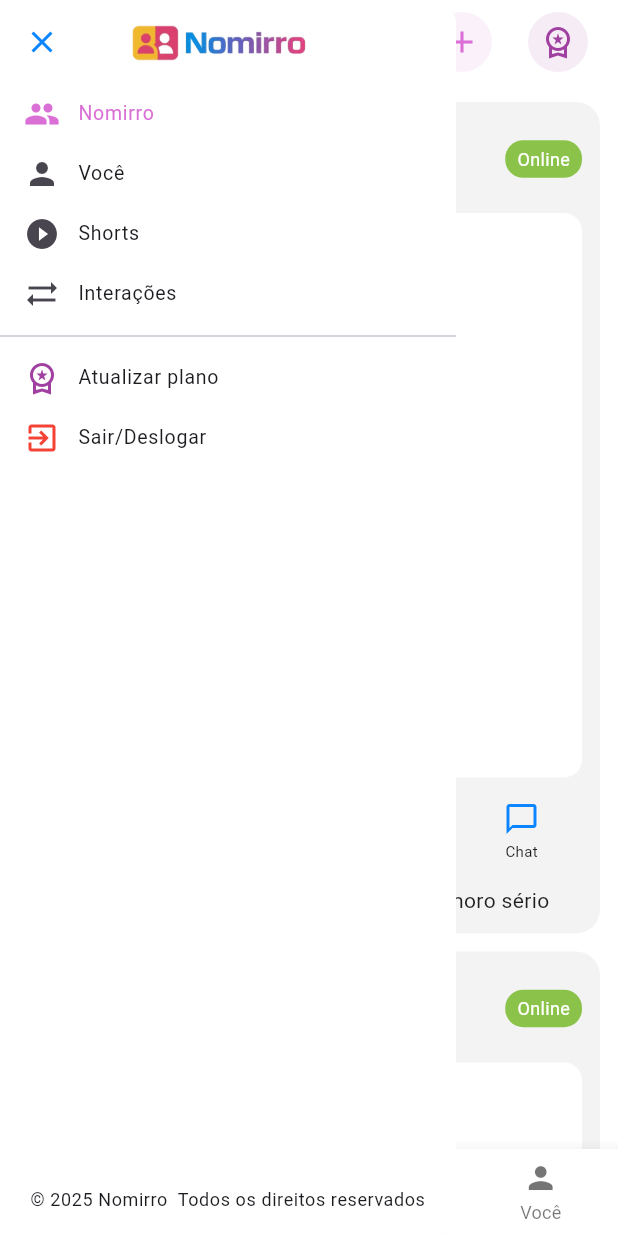
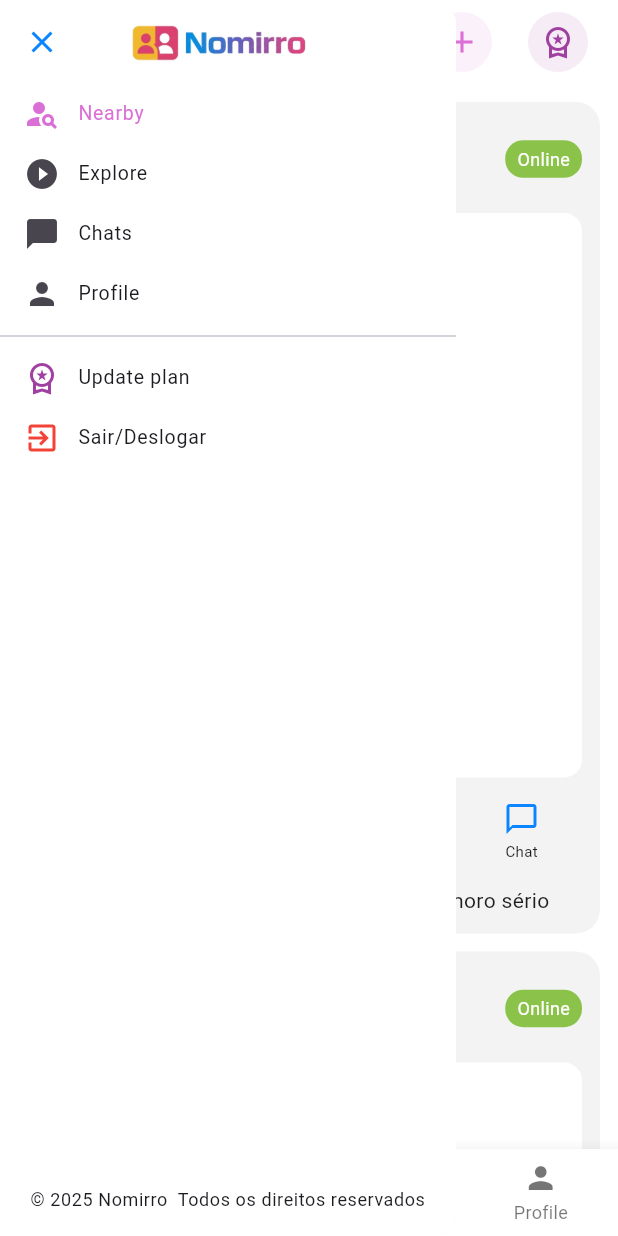
Before and after one commit to vasconcelosmomad/Twynk, a Flutter app: the HomeYouTubeStyleFlutter screen opened directly, with the side drawer open, on a phone screen of 412 x 824 dp. Run offline on Flutter 3.47's test engine with Material 3 defaults, Android fonts, the phone set to English and light mode, and no system bars; our stand-ins replace dio, google_fonts, shared_preferences, video_player; accounts and stored records are empty; statements that could not run were skipped.

Commit message:
auto: 2 modified

```diff
--- a/twynk_frontend/lib/portals/drawer.dart
+++ b/twynk_frontend/lib/portals/drawer.dart
@@ -18,11 +18,10 @@ class SidebarMenu extends StatelessWidget {
   @override
   Widget build(BuildContext context) {
     final items = [
-      {'icon': Icons.people, 'label': 'Nomirro'},
-      {'icon': Icons.person, 'label': 'Você'},
-      {'icon': Icons.play_circle_fill, 'label': 'Shorts'},
-      {'icon': Icons.sync_alt, 'label': 'Interações'},
-
+      {'icon': Icons.person_search, 'label': 'Nearby'},
+      {'icon': Icons.play_circle_fill, 'label': 'Explore'},
+      {'icon': Icons.chat_bubble, 'label': 'Chats'},
+      {'icon': Icons.person, 'label': 'Profile'},
     ];
 
     return Container(
@@ -74,7 +73,7 @@ class SidebarMenu extends StatelessWidget {
               const Divider(),
               ListTile(
                 leading: const Icon(Icons.workspace_premium_outlined, color: NomirroColors.accentDark),
-                title: compact ? null : const Text('Atualizar plano'),
+                title: compact ? null : const Text('Update plan'),
                 selected: selectedIndex == 4,
                 onTap: () => onItemSelected?.call(4),
                 selectedColor: NomirroColors.primary,
--- a/twynk_frontend/lib/portals/footer.dart
+++ b/twynk_frontend/lib/portals/footer.dart
@@ -16,20 +16,20 @@ class Footer extends StatelessWidget {
       selectedItemColor: NomirroColors.primary,
       items: const [
         BottomNavigationBarItem(
-          icon: Icon(Icons.people),
-          label: 'Nomirro',
+          icon: Icon(Icons.person_search),
+          label: 'Nearby',
         ),
         BottomNavigationBarItem(
           icon: Icon(Icons.play_circle_fill),
-          label: 'Shorts',
+          label: 'Explore',
         ),
         BottomNavigationBarItem(
-          icon: Icon(Icons.sync_alt),
-          label: 'Interações',
+          icon: Icon(Icons.chat_bubble),
+          label: 'Chats',
         ),
         BottomNavigationBarItem(
           icon: Icon(Icons.person),
-          label: 'Você',
+          label: 'Profile',
         ),
       ],
     );
```
Also changed, not shown: twynk_frontend/lib/pages/noerby.dart (renamed from twynk_frontend/lib/pages/twynks.dart), twynk_frontend/lib/pages/proflie.dart (renamed from twynk_frontend/lib/pages/assinante.dart).
